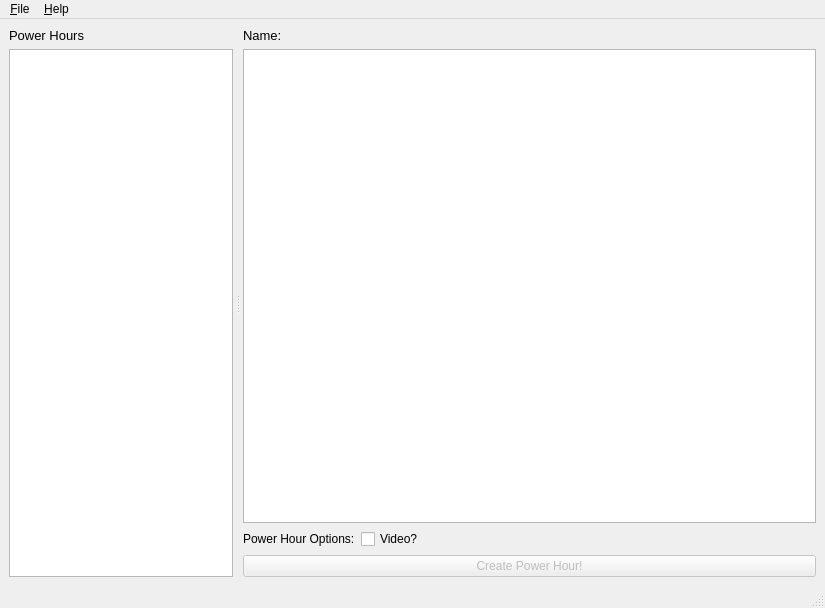
First picture: the form in designer/mainwindow.ui, repository jac241/power_hour_creator, before the edit.
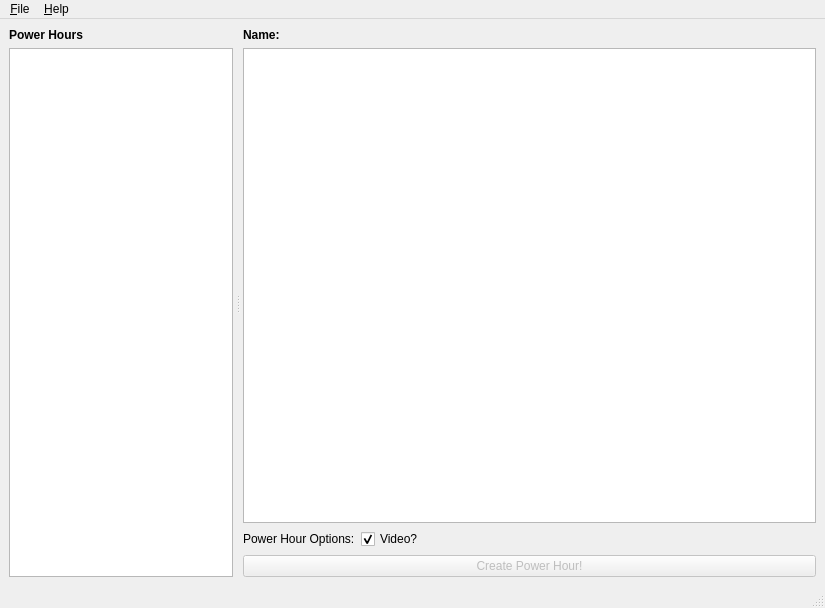
Second picture: the form after the edit. Custom widgets are drawn as their Qt base class.

Patch:
```diff
--- a/designer/mainwindow.ui
+++ b/designer/mainwindow.ui
@@ -35,9 +35,8 @@
          <widget class="QLabel" name="powerHoursLabel">
           <property name="font">
            <font>
-            <pointsize>10</pointsize>
-            <weight>50</weight>
-            <bold>false</bold>
+            <weight>75</weight>
+            <bold>true</bold>
             <kerning>true</kerning>
            </font>
           </property>
@@ -79,9 +78,8 @@
          <widget class="QLabel" name="powerHourNameLabel">
           <property name="font">
            <font>
-            <pointsize>10</pointsize>
-            <weight>50</weight>
-            <bold>false</bold>
+            <weight>75</weight>
+            <bold>true</bold>
            </font>
           </property>
           <property name="text">
@@ -134,6 +132,9 @@
             <property name="text">
              <string>Video?</string>
             </property>
+            <property name="checked">
+             <bool>true</bool>
+            </property>
            </widget>
           </item>
           <item>
```
